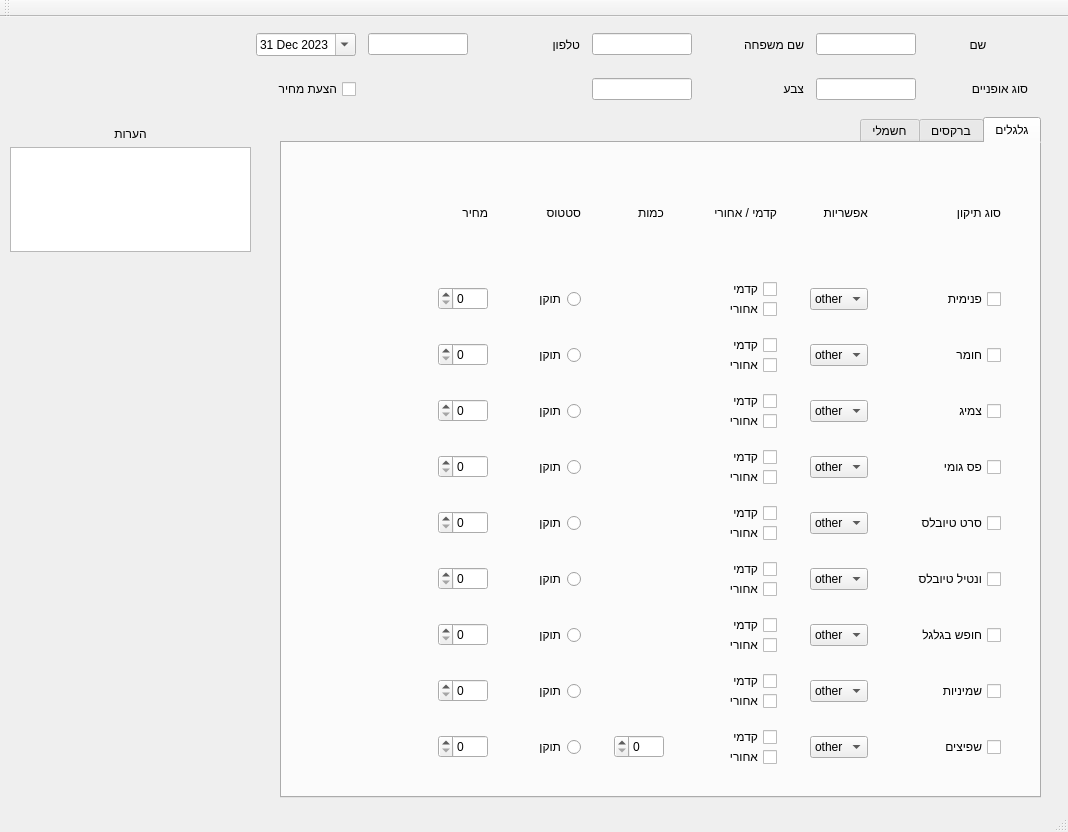
Before: the Qt Designer form mainwindow.ui in NanoShark/CycleWorkshop, drawn with Qt 5.
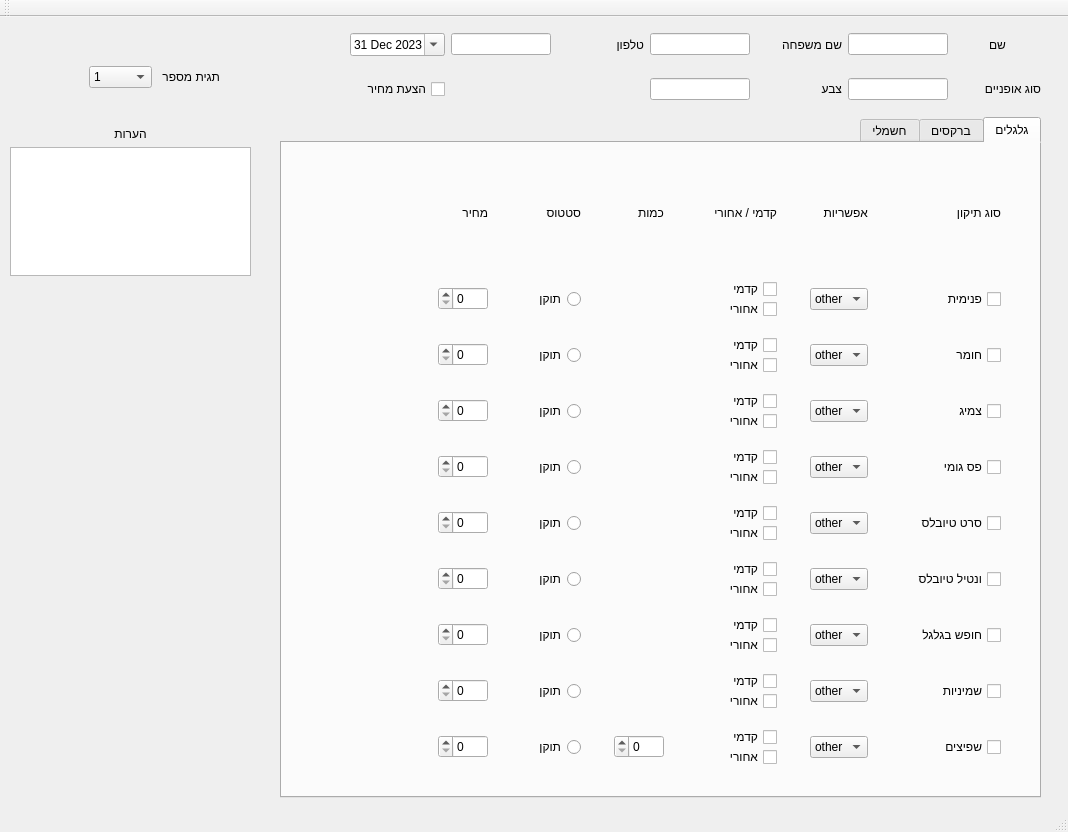
After: the same form once the commit is applied. The open tabs and pages were chosen to show the change. Icons and pictures are not drawn.

Patch:
```diff
--- a/mainwindow.ui
+++ b/mainwindow.ui
@@ -2748,47 +2748,14 @@
    <widget class="QWidget" name="gridLayoutWidget_2">
     <property name="geometry">
      <rect>
-      <x>250</x>
+      <x>350</x>
       <y>0</y>
-      <width>791</width>
+      <width>691</width>
       <height>100</height>
      </rect>
     </property>
     <layout class="QGridLayout" name="gridLayout_4">
-     <item row="0" column="4">
-      <widget class="QLabel" name="label_14">
-       <property name="maximumSize">
-        <size>
-         <width>100</width>
-         <height>16777215</height>
-        </size>
-       </property>
-       <property name="text">
-        <string>טלפון</string>
-       </property>
-      </widget>
-     </item>
-     <item row="2" column="8">
-      <widget class="QLineEdit" name="lineEdit_5">
-       <property name="maximumSize">
-        <size>
-         <width>100</width>
-         <height>16777215</height>
-        </size>
-       </property>
-      </widget>
-     </item>
-     <item row="2" column="6">
-      <widget class="QLineEdit" name="lineEdit_4">
-       <property name="maximumSize">
-        <size>
-         <width>100</width>
-         <height>16777215</height>
-        </size>
-       </property>
-      </widget>
-     </item>
-     <item row="0" column="9">
+     <item row="0" column="10">
       <widget class="QLabel" name="label">
        <property name="maximumSize">
         <size>
@@ -2804,23 +2771,40 @@
        </property>
       </widget>
      </item>
-     <item row="2" column="0">
-      <widget class="QCheckBox" name="Bleeding_CheckBox_2">
+     <item row="0" column="5">
+      <widget class="QLineEdit" name="lineEdit_3">
        <property name="maximumSize">
         <size>
          <width>100</width>
          <height>16777215</height>
         </size>
        </property>
-       <property name="layoutDirection">
-        <enum>Qt::RightToLeft</enum>
+      </widget>
+     </item>
+     <item row="2" column="9">
+      <widget class="QLineEdit" name="lineEdit_5">
+       <property name="maximumSize">
+        <size>
+         <width>100</width>
+         <height>16777215</height>
+        </size>
+       </property>
+      </widget>
+     </item>
+     <item row="2" column="8">
+      <widget class="QLabel" name="label_4">
+       <property name="maximumSize">
+        <size>
+         <width>100</width>
+         <height>16777215</height>
+        </size>
        </property>
        <property name="text">
-        <string>הצעת מחיר</string>
+        <string>צבע</string>
        </property>
       </widget>
      </item>
-     <item row="0" column="7">
+     <item row="0" column="8">
       <widget class="QLabel" name="label_2">
        <property name="maximumSize">
         <size>
@@ -2833,7 +2817,63 @@
        </property>
       </widget>
      </item>
-     <item row="0" column="0">
+     <item row="0" column="7">
+      <widget class="QLineEdit" name="lineEdit">
+       <property name="maximumSize">
+        <size>
+         <width>100</width>
+         <height>16777215</height>
+        </size>
+       </property>
+      </widget>
+     </item>
+     <item row="2" column="10">
+      <widget class="QLabel" name="label_3">
+       <property name="maximumSize">
+        <size>
+         <width>100</width>
+         <height>16777215</height>
+        </size>
+       </property>
+       <property name="text">
+        <string>סוג אופניים</string>
+       </property>
+      </widget>
+     </item>
+     <item row="0" column="9">
+      <widget class="QLineEdit" name="lineEdit_2">
+       <property name="maximumSize">
+        <size>
+         <width>100</width>
+         <height>16777215</height>
+        </size>
+       </property>
+      </widget>
+     </item>
+     <item row="2" column="7">
+      <widget class="QLineEdit" name="lineEdit_4">
+       <property name="maximumSize">
+        <size>
+         <width>100</width>
+         <height>16777215</height>
+        </size>
+       </property>
+      </widget>
+     </item>
+     <item row="0" column="6">
+      <widget class="QLabel" name="label_14">
+       <property name="maximumSize">
+        <size>
+         <width>100</width>
+         <height>16777215</height>
+        </size>
+       </property>
+       <property name="text">
+        <string>טלפון</string>
+       </property>
+      </widget>
+     </item>
+     <item row="0" column="1">
       <widget class="QDateEdit" name="dateEdit">
        <property name="dateTime">
         <datetime>
@@ -2850,59 +2890,19 @@
        </property>
       </widget>
      </item>
-     <item row="0" column="6">
-      <widget class="QLineEdit" name="lineEdit">
+     <item row="2" column="1">
+      <widget class="QCheckBox" name="Bleeding_CheckBox_2">
        <property name="maximumSize">
         <size>
          <width>100</width>
          <height>16777215</height>
         </size>
        </property>
-      </widget>
-     </item>
-     <item row="0" column="8">
-      <widget class="QLineEdit" name="lineEdit_2">
-       <property name="maximumSize">
-        <size>
-         <width>100</width>
-         <height>16777215</height>
-        </size>
+       <property name="layoutDirection">
+        <enum>Qt::RightToLeft</enum>
        </property>
-      </widget>
-     </item>
-     <item row="2" column="9">
-      <widget class="QLabel" name="label_3">
-       <property name="maximumSize">
-        <size>
-         <width>100</width>
-         <height>16777215</height>
-        </size>
-       </property>
        <property name="text">
-        <string>סוג אופניים</string>
-       </property>
-      </widget>
-     </item>
-     <item row="2" column="7">
-      <widget class="QLabel" name="label_4">
-       <property name="maximumSize">
-        <size>
-         <width>100</width>
-         <height>16777215</height>
-        </size>
-       </property>
-       <property name="text">
-        <string>צבע</string>
-       </property>
-      </widget>
-     </item>
-     <item row="0" column="2">
-      <widget class="QLineEdit" name="lineEdit_3">
-       <property name="maximumSize">
-        <size>
-         <width>100</width>
-         <height>16777215</height>
-        </size>
+        <string>הצעת מחיר</string>
        </property>
       </widget>
      </item>
@@ -2914,7 +2914,7 @@
       <x>10</x>
       <y>110</y>
       <width>241</width>
-      <height>125</height>
+      <height>149</height>
      </rect>
     </property>
     <layout class="QVBoxLayout" name="verticalLayout_18">
@@ -2940,6 +2940,197 @@
      </item>
     </layout>
    </widget>
+   <widget class="QWidget" name="horizontalLayoutWidget">
+    <property name="geometry">
+     <rect>
+      <x>89</x>
+      <y>20</y>
+      <width>131</width>
+      <height>80</height>
+     </rect>
+    </property>
+    <layout class="QHBoxLayout" name="horizontalLayout">
+     <item>
+      <widget class="QComboBox" name="TubeComboBox_2">
+       <property name="maximumSize">
+        <size>
+         <width>100</width>
+         <height>16777215</height>
+        </size>
+       </property>
+       <property name="layoutDirection">
+        <enum>Qt::LeftToRight</enum>
+       </property>
+       <property name="duplicatesEnabled">
+        <bool>false</bool>
+       </property>
+       <item>
+        <property name="text">
+         <string>1</string>
+        </property>
+       </item>
+       <item>
+        <property name="text">
+         <string>2</string>
+        </property>
+       </item>
+       <item>
+        <property name="text">
+         <string>3</string>
+        </property>
+       </item>
+       <item>
+        <property name="text">
+         <string>4</string>
+        </property>
+       </item>
+       <item>
+        <property name="text">
+         <string>5</string>
+        </property>
+       </item>
+       <item>
+        <property name="text">
+         <string>6</string>
+        </property>
+       </item>
+       <item>
+        <property name="text">
+         <string>7</string>
+        </property>
+       </item>
+       <item>
+        <property name="text">
+         <string>8</string>
+        </property>
+       </item>
+       <item>
+        <property name="text">
+         <string>9</string>
+        </property>
+       </item>
+       <item>
+        <property name="text">
+         <string>10</string>
+        </property>
+       </item>
+       <item>
+        <property name="text">
+         <string>11</string>
+        </property>
+       </item>
+       <item>
+        <property name="text">
+         <string>12</string>
+        </property>
+       </item>
+       <item>
+        <property name="text">
+         <string>13</string>
+        </property>
+       </item>
+       <item>
+        <property name="text">
+         <string>14</string>
+        </property>
+       </item>
+       <item>
+        <property name="text">
+         <string>15</string>
+        </property>
+       </item>
+       <item>
+        <property name="text">
+         <string>16</string>
+        </property>
+       </item>
+       <item>
+        <property name="text">
+         <string>17</string>
+        </property>
+       </item>
+       <item>
+        <property name="text">
+         <string>18</string>
+        </property>
+       </item>
+       <item>
+        <property name="text">
+         <string>19</string>
+        </property>
+       </item>
+       <item>
+        <property name="text">
+         <string>20</string>
+        </property>
+       </item>
+       <item>
+        <property name="text">
+         <string>21</string>
+        </property>
+       </item>
+       <item>
+        <property name="text">
+         <string>22</string>
+        </property>
+       </item>
+       <item>
+        <property name="text">
+         <string>23</string>
+        </property>
+       </item>
+       <item>
+        <property name="text">
+         <string>24</string>
+        </property>
+       </item>
+       <item>
+        <property name="text">
+         <string>25</string>
+        </property>
+       </item>
+       <item>
+        <property name="text">
+         <string>26</string>
+        </property>
+       </item>
+       <item>
+        <property name="text">
+         <string>27</string>
+        </property>
+       </item>
+       <item>
+        <property name="text">
+         <string>28</string>
+        </property>
+       </item>
+       <item>
+        <property name="text">
+         <string>29</string>
+        </property>
+       </item>
+       <item>
+        <property name="text">
+         <string>30</string>
+        </property>
+       </item>
+      </widget>
+     </item>
+     <item>
+      <widget class="QLabel" name="label_16">
+       <property name="maximumSize">
+        <size>
+         <width>100</width>
+         <height>16777215</height>
+        </size>
+       </property>
+       <property name="text">
+        <string>תגית מספר</string>
+       </property>
+      </widget>
+     </item>
+    </layout>
+   </widget>
   </widget>
   <widget class="QStatusBar" name="statusbar"/>
   <widget class="QToolBar" name="toolBar">
```
Left out of the diff: 2 changed lines with no effect on the pictures.
